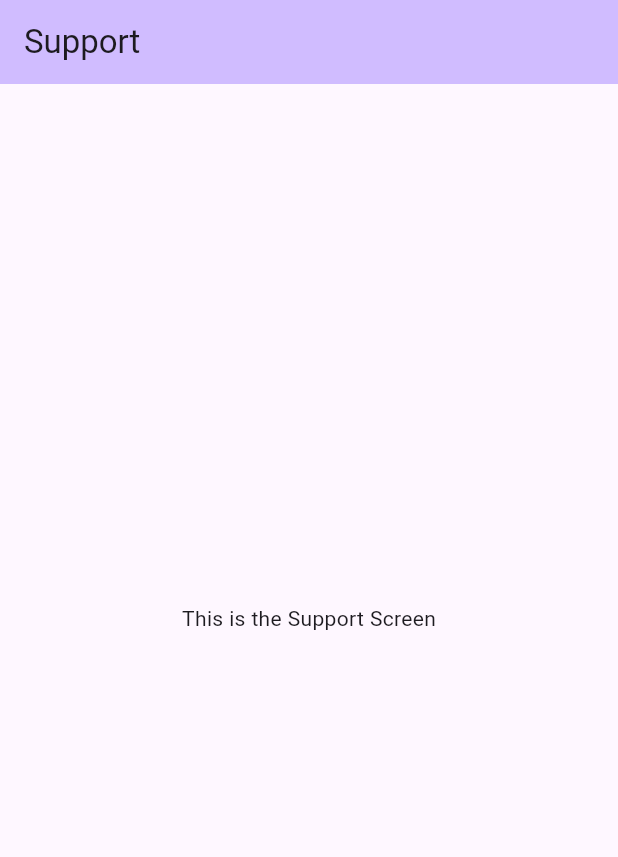
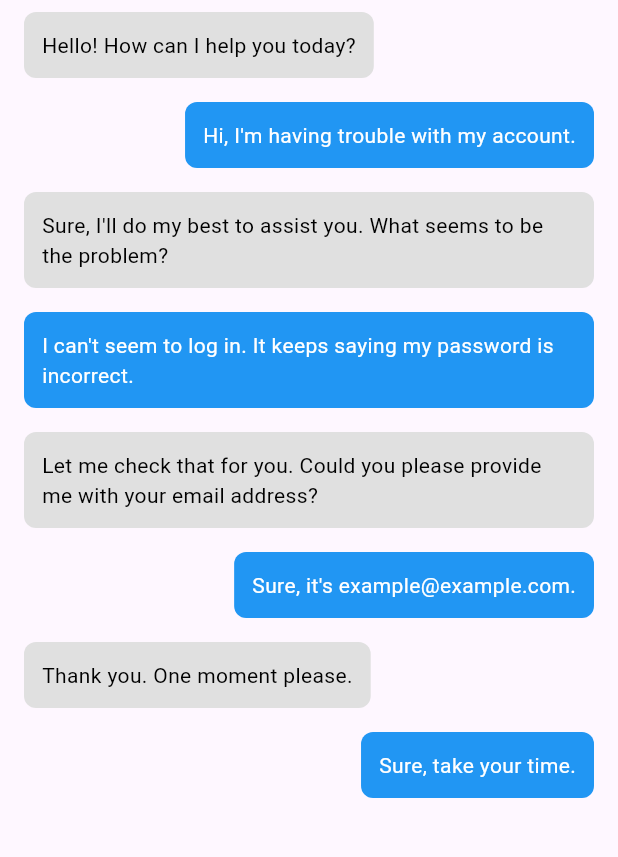
Before and after one commit to jamydevelop/Flutter-GoogleMaps-DemoApp, a Flutter app: the screen it shows after launch, in the side drawer, after a tap on "Support", on a phone screen of 412 x 824 dp, the part 84-941 px from its top. Run offline on Flutter 3.47's test engine with Material 3 defaults, Android fonts, the phone set to English and light mode, and no system bars; our stand-ins replace google_maps_flutter, location; missing offline and left inert: flutter_polyline_points.

Commit message:
Added Support Screen Messeges

```diff
--- a/flutter_google_maps/lib/screens/drawer_item_screens/support_screen.dart
+++ b/flutter_google_maps/lib/screens/drawer_item_screens/support_screen.dart
@@ -1,22 +1,84 @@
+// ignore_for_file: library_private_types_in_public_api, use_super_parameters
+
 import 'package:flutter/material.dart';
 
 class SupportScreen extends StatefulWidget {
   const SupportScreen({super.key});
 
   @override
-  State<SupportScreen> createState() => _SupportScreenState();
+  _SupportScreenState createState() => _SupportScreenState();
 }
 
 class _SupportScreenState extends State<SupportScreen> {
+  final List<ChatMessage> _messages = [
+    const ChatMessage(
+      text: "Hello! How can I help you today?",
+      isSentByUser: false,
+    ),
+    const ChatMessage(
+      text: "Hi, I'm having trouble with my account.",
+      isSentByUser: true,
+    ),
+    const ChatMessage(
+      text: "Sure, I'll do my best to assist you. What seems to be the problem?",
+      isSentByUser: false,
+    ),
+    const ChatMessage(
+      text: "I can't seem to log in. It keeps saying my password is incorrect.",
+      isSentByUser: true,
+    ),
+    const ChatMessage(
+      text: "Let me check that for you. Could you please provide me with your email address?",
+      isSentByUser: false,
+    ),
+    const ChatMessage(
+      text: "Sure, it's example@example.com.",
+      isSentByUser: true,
+    ),
+    const ChatMessage(
+      text: "Thank you. One moment please.",
+      isSentByUser: false,
+    ),
+    const ChatMessage(
+      text: "Sure, take your time.",
+      isSentByUser: true,
+    ),
+  ];
+
   @override
   Widget build(BuildContext context) {
-    return Scaffold(
-      appBar: AppBar(
-        backgroundColor: Theme.of(context).colorScheme.inversePrimary,
-        title: const Text('Support'),
-      ),
-      body: const Center(
-        child: Text('This is the Support Screen'),
+    return ListView.builder(
+      itemCount: _messages.length,
+      itemBuilder: (context, index) {
+        return _messages[index];
+      },
+    );
+  }
+}
+
+class ChatMessage extends StatelessWidget {
+  final String text;
+  final bool isSentByUser;
+
+  const ChatMessage({Key? key, required this.text, required this.isSentByUser}) : super(key: key);
+
+  @override
+  Widget build(BuildContext context) {
+    return Padding(
+      padding: EdgeInsets.symmetric(vertical: 8.0, horizontal: 16.0),
+      child: Align(
+        alignment: isSentByUser ? Alignment.centerRight : Alignment.centerLeft,
+        child: Container(
+          padding: EdgeInsets.all(12.0),
+          decoration: BoxDecoration(
+            color: isSentByUser ? Colors.blue : Colors.grey[300],
+            borderRadius: BorderRadius.circular(8.0),
+          ),
+          child: Text(
+            text,
+            style: TextStyle(color: isSentByUser ? Colors.white : Colors.black),
+          ),
+        ),
       ),
     );
   }
```
Also changed, not shown: flutter_google_maps/lib/screens/drawer_item_screens/profile_screen.dart (line endings or trailing spaces).
